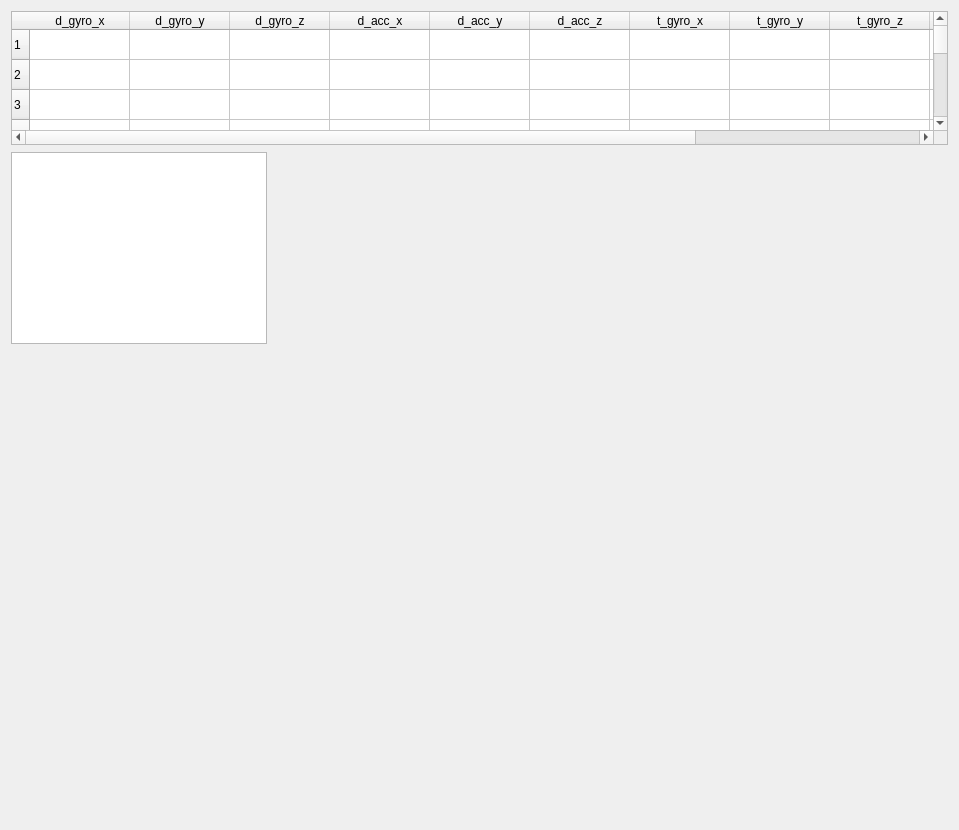
First picture: the form in imuPage.ui, repository Jarvis03/BinaryDataWatcher, before the edit.
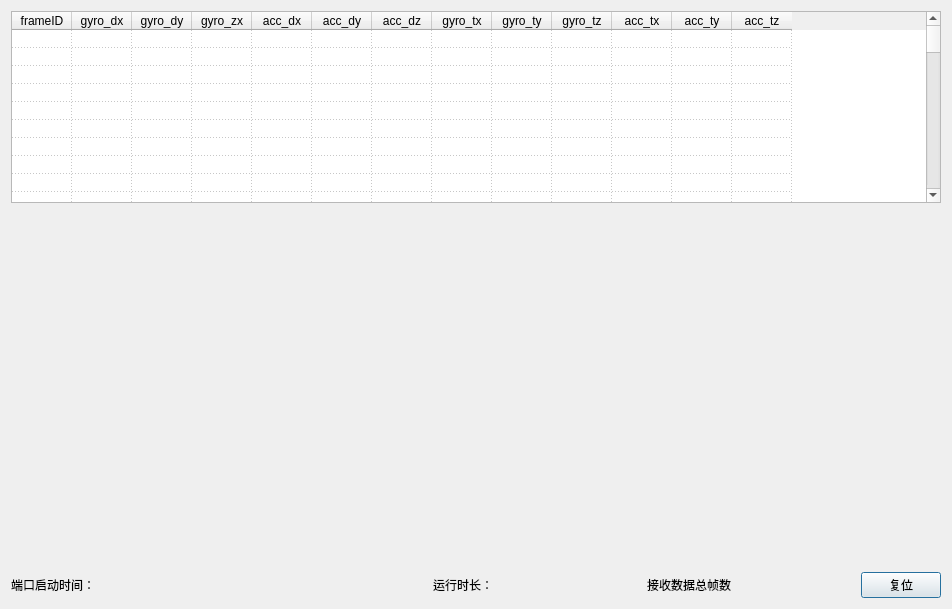
Second picture: the form after the edit. Custom widgets are drawn as their Qt base class.

Commit message: 完成imu模式下的界面布局

```diff
--- a/imuPage.ui
+++ b/imuPage.ui
@@ -6,147 +6,763 @@
    <rect>
     <x>0</x>
     <y>0</y>
-    <width>959</width>
-    <height>830</height>
+    <width>952</width>
+    <height>609</height>
    </rect>
   </property>
   <property name="windowTitle">
    <string>Dialog</string>
   </property>
-  <widget class="QTableWidget" name="tableWidget">
-   <property name="geometry">
-    <rect>
-     <x>11</x>
-     <y>11</y>
-     <width>937</width>
-     <height>134</height>
-    </rect>
-   </property>
-   <attribute name="horizontalHeaderCascadingSectionResizes">
-    <bool>false</bool>
-   </attribute>
-   <row>
-    <property name="text">
-     <string>1</string>
-    </property>
-   </row>
-   <row>
-    <property name="text">
-     <string>2</string>
-    </property>
-   </row>
-   <row>
-    <property name="text">
-     <string>3</string>
-    </property>
-   </row>
-   <row>
-    <property name="text">
-     <string>4</string>
-    </property>
-   </row>
-   <row>
-    <property name="text">
-     <string>5</string>
-    </property>
-   </row>
-   <row>
-    <property name="text">
-     <string>6</string>
-    </property>
-   </row>
-   <row>
-    <property name="text">
-     <string>7</string>
-    </property>
-   </row>
-   <row>
-    <property name="text">
-     <string>8</string>
-    </property>
-   </row>
-   <row>
-    <property name="text">
-     <string>9</string>
-    </property>
-   </row>
-   <row>
-    <property name="text">
-     <string>10</string>
-    </property>
-   </row>
-   <column>
-    <property name="text">
-     <string>d_gyro_x</string>
-    </property>
-   </column>
-   <column>
-    <property name="text">
-     <string>d_gyro_y</string>
-    </property>
-   </column>
-   <column>
-    <property name="text">
-     <string>d_gyro_z</string>
-    </property>
-   </column>
-   <column>
-    <property name="text">
-     <string>d_acc_x</string>
-    </property>
-   </column>
-   <column>
-    <property name="text">
-     <string>d_acc_y</string>
-    </property>
-   </column>
-   <column>
-    <property name="text">
-     <string>d_acc_z</string>
-    </property>
-   </column>
-   <column>
-    <property name="text">
-     <string>t_gyro_x</string>
-    </property>
-   </column>
-   <column>
-    <property name="text">
-     <string>t_gyro_y</string>
-    </property>
-   </column>
-   <column>
-    <property name="text">
-     <string>t_gyro_z</string>
-    </property>
-   </column>
-   <column>
-    <property name="text">
-     <string>t_acc_x</string>
-    </property>
-   </column>
-   <column>
-    <property name="text">
-     <string>t_acc_y</string>
-    </property>
-   </column>
-   <column>
-    <property name="text">
-     <string>t_acc_z</string>
-    </property>
-   </column>
-  </widget>
-  <widget class="QGraphicsView" name="graphicsView">
-   <property name="geometry">
-    <rect>
-     <x>11</x>
-     <y>152</y>
-     <width>256</width>
-     <height>192</height>
-    </rect>
-   </property>
-  </widget>
+  <layout class="QVBoxLayout" name="verticalLayout_2" stretch="0,3,0">
+   <item>
+    <widget class="QTableWidget" name="tableWidget">
+     <property name="showGrid">
+      <bool>true</bool>
+     </property>
+     <property name="gridStyle">
+      <enum>Qt::DotLine</enum>
+     </property>
+     <property name="wordWrap">
+      <bool>true</bool>
+     </property>
+     <property name="cornerButtonEnabled">
+      <bool>true</bool>
+     </property>
+     <property name="rowCount">
+      <number>590</number>
+     </property>
+     <property name="columnCount">
+      <number>13</number>
+     </property>
+     <attribute name="horizontalHeaderCascadingSectionResizes">
+      <bool>false</bool>
+     </attribute>
+     <attribute name="horizontalHeaderDefaultSectionSize">
+      <number>60</number>
+     </attribute>
+     <attribute name="horizontalHeaderMinimumSectionSize">
+      <number>60</number>
+     </attribute>
+     <attribute name="verticalHeaderVisible">
+      <bool>false</bool>
+     </attribute>
+     <attribute name="verticalHeaderDefaultSectionSize">
+      <number>16</number>
+     </attribute>
+     <attribute name="verticalHeaderMinimumSectionSize">
+      <number>16</number>
+     </attribute>
+     <row/>
+     <row/>
+     <row/>
+     <row/>
+     <row/>
+     <row/>
+     <row/>
+     <row/>
+     <row/>
+     <row/>
+     <row/>
+     <row/>
+     <row/>
+     <row/>
+     <row/>
+     <row/>
+     <row/>
+     <row/>
+     <row/>
+     <row/>
+     <row/>
+     <row/>
+     <row/>
+     <row/>
+     <row/>
+     <row/>
+     <row/>
+     <row/>
+     <row/>
+     <row/>
+     <row/>
+     <row/>
+     <row/>
+     <row/>
+     <row/>
+     <row/>
+     <row/>
+     <row/>
+     <row/>
+     <row/>
+     <row/>
+     <row/>
+     <row/>
+     <row/>
+     <row/>
+     <row/>
+     <row/>
+     <row/>
+     <row/>
+     <row/>
+     <row/>
+     <row/>
+     <row/>
+     <row/>
+     <row/>
+     <row/>
+     <row/>
+     <row/>
+     <row/>
+     <row/>
+     <row/>
+     <row/>
+     <row/>
+     <row/>
+     <row/>
+     <row/>
+     <row/>
+     <row/>
+     <row/>
+     <row/>
+     <row/>
+     <row/>
+     <row/>
+     <row/>
+     <row/>
+     <row/>
+     <row/>
+     <row/>
+     <row/>
+     <row/>
+     <row/>
+     <row/>
+     <row/>
+     <row/>
+     <row/>
+     <row/>
+     <row/>
+     <row/>
+     <row/>
+     <row/>
+     <row/>
+     <row/>
+     <row/>
+     <row/>
+     <row/>
+     <row/>
+     <row/>
+     <row/>
+     <row/>
+     <row/>
+     <row/>
+     <row/>
+     <row/>
+     <row/>
+     <row/>
+     <row/>
+     <row/>
+     <row/>
+     <row/>
+     <row/>
+     <row/>
+     <row/>
+     <row/>
+     <row/>
+     <row/>
+     <row/>
+     <row/>
+     <row/>
+     <row/>
+     <row/>
+     <row/>
+     <row/>
+     <row/>
+     <row/>
+     <row/>
+     <row/>
+     <row/>
+     <row/>
+     <row/>
+     <row/>
+     <row/>
+     <row/>
+     <row/>
+     <row/>
+     <row/>
+     <row/>
+     <row/>
+     <row/>
+     <row/>
+     <row/>
+     <row/>
+     <row/>
+     <row/>
+     <row/>
+     <row/>
+     <row/>
+     <row/>
+     <row/>
+     <row/>
+     <row/>
+     <row/>
+     <row/>
+     <row/>
+     <row/>
+     <row/>
+     <row/>
+     <row/>
+     <row/>
+     <row/>
+     <row/>
+     <row/>
+     <row/>
+     <row/>
+     <row/>
+     <row/>
+     <row/>
+     <row/>
+     <row/>
+     <row/>
+     <row/>
+     <row/>
+     <row/>
+     <row/>
+     <row/>
+     <row/>
+     <row/>
+     <row/>
+     <row/>
+     <row/>
+     <row/>
+     <row/>
+     <row/>
+     <row/>
+     <row/>
+     <row/>
+     <row/>
+     <row/>
+     <row/>
+     <row/>
+     <row/>
+     <row/>
+     <row/>
+     <row/>
+     <row/>
+     <row/>
+     <row/>
+     <row/>
+     <row/>
+     <row/>
+     <row/>
+     <row/>
+     <row/>
+     <row/>
+     <row/>
+     <row/>
+     <row/>
+     <row/>
+     <row/>
+     <row/>
+     <row/>
+     <row/>
+     <row/>
+     <row/>
+     <row/>
+     <row/>
+     <row/>
+     <row/>
+     <row/>
+     <row/>
+     <row/>
+     <row/>
+     <row/>
+     <row/>
+     <row/>
+     <row/>
+     <row/>
+     <row/>
+     <row/>
+     <row/>
+     <row/>
+     <row/>
+     <row/>
+     <row/>
+     <row/>
+     <row/>
+     <row/>
+     <row/>
+     <row/>
+     <row/>
+     <row/>
+     <row/>
+     <row/>
+     <row/>
+     <row/>
+     <row/>
+     <row/>
+     <row/>
+     <row/>
+     <row/>
+     <row/>
+     <row/>
+     <row/>
+     <row/>
+     <row/>
+     <row/>
+     <row/>
+     <row/>
+     <row/>
+     <row/>
+     <row/>
+     <row/>
+     <row/>
+     <row/>
+     <row/>
+     <row/>
+     <row/>
+     <row/>
+     <row/>
+     <row/>
+     <row/>
+     <row/>
+     <row/>
+     <row/>
+     <row/>
+     <row/>
+     <row/>
+     <row/>
+     <row/>
+     <row/>
+     <row/>
+     <row/>
+     <row/>
+     <row/>
+     <row/>
+     <row/>
+     <row/>
+     <row/>
+     <row/>
+     <row/>
+     <row/>
+     <row/>
+     <row/>
+     <row/>
+     <row/>
+     <row/>
+     <row/>
+     <row/>
+     <row/>
+     <row/>
+     <row/>
+     <row/>
+     <row/>
+     <row/>
+     <row/>
+     <row/>
+     <row/>
+     <row/>
+     <row/>
+     <row/>
+     <row/>
+     <row/>
+     <row/>
+     <row/>
+     <row/>
+     <row/>
+     <row/>
+     <row/>
+     <row/>
+     <row/>
+     <row/>
+     <row/>
+     <row/>
+     <row/>
+     <row/>
+     <row/>
+     <row/>
+     <row/>
+     <row/>
+     <row/>
+     <row/>
+     <row/>
+     <row/>
+     <row/>
+     <row/>
+     <row/>
+     <row/>
+     <row/>
+     <row/>
+     <row/>
+     <row/>
+     <row/>
+     <row/>
+     <row/>
+     <row/>
+     <row/>
+     <row/>
+     <row/>
+     <row/>
+     <row/>
+     <row/>
+     <row/>
+     <row/>
+     <row/>
+     <row/>
+     <row/>
+     <row/>
+     <row/>
+     <row/>
+     <row/>
+     <row/>
+     <row/>
+     <row/>
+     <row/>
+     <row/>
+     <row/>
+     <row/>
+     <row/>
+     <row/>
+     <row/>
+     <row/>
+     <row/>
+     <row/>
+     <row/>
+     <row/>
+     <row/>
+     <row/>
+     <row/>
+     <row/>
+     <row/>
+     <row/>
+     <row/>
+     <row/>
+     <row/>
+     <row/>
+     <row/>
+     <row/>
+     <row/>
+     <row/>
+     <row/>
+     <row/>
+     <row/>
+     <row/>
+     <row/>
+     <row/>
+     <row/>
+     <row/>
+     <row/>
+     <row/>
+     <row/>
+     <row/>
+     <row/>
+     <row/>
+     <row/>
+     <row/>
+     <row/>
+     <row/>
+     <row/>
+     <row/>
+     <row/>
+     <row/>
+     <row/>
+     <row/>
+     <row/>
+     <row/>
+     <row/>
+     <row/>
+     <row/>
+     <row/>
+     <row/>
+     <row/>
+     <row/>
+     <row/>
+     <row/>
+     <row/>
+     <row/>
+     <row/>
+     <row/>
+     <row/>
+     <row/>
+     <row/>
+     <row/>
+     <row/>
+     <row/>
+     <row/>
+     <row/>
+     <row/>
+     <row/>
+     <row/>
+     <row/>
+     <row/>
+     <row/>
+     <row/>
+     <row/>
+     <row/>
+     <row/>
+     <row/>
+     <row/>
+     <row/>
+     <row/>
+     <row/>
+     <row/>
+     <row/>
+     <row/>
+     <row/>
+     <row/>
+     <row/>
+     <row/>
+     <row/>
+     <row/>
+     <row/>
+     <row/>
+     <row/>
+     <row/>
+     <row/>
+     <row/>
+     <row/>
+     <row/>
+     <row/>
+     <row/>
+     <row/>
+     <row/>
+     <row/>
+     <row/>
+     <row/>
+     <row/>
+     <row/>
+     <row/>
+     <row/>
+     <row/>
+     <row/>
+     <row/>
+     <row/>
+     <row/>
+     <row/>
+     <row/>
+     <row/>
+     <row/>
+     <row/>
+     <row/>
+     <row/>
+     <row/>
+     <row/>
+     <row/>
+     <row/>
+     <row/>
+     <row/>
+     <row/>
+     <row/>
+     <row/>
+     <row/>
+     <row/>
+     <row/>
+     <row/>
+     <row/>
+     <row/>
+     <row/>
+     <row/>
+     <row/>
+     <row/>
+     <row/>
+     <row/>
+     <row/>
+     <row/>
+     <row/>
+     <row/>
+     <row/>
+     <row/>
+     <row/>
+     <row/>
+     <row/>
+     <row/>
+     <row/>
+     <row/>
+     <row/>
+     <row/>
+     <row/>
+     <row/>
+     <row/>
+     <row/>
+     <row/>
+     <row/>
+     <row/>
+     <row/>
+     <row/>
+     <row/>
+     <row/>
+     <row/>
+     <row/>
+     <row/>
+     <row/>
+     <row/>
+     <row/>
+     <row/>
+     <row/>
+     <row/>
+     <row/>
+     <row/>
+     <row/>
+     <row/>
+     <row/>
+     <row/>
+     <row/>
+     <row/>
+     <row/>
+     <row/>
+     <row/>
+     <row/>
+     <row/>
+     <row/>
+     <row/>
+     <row/>
+     <row/>
+     <row/>
+     <row/>
+     <row/>
+     <row/>
+     <row/>
+     <row/>
+     <row/>
+     <row/>
+     <row/>
+     <row/>
+     <row/>
+     <row/>
+     <row/>
+     <row/>
+     <row/>
+     <row/>
+     <row/>
+     <row/>
+     <row/>
+     <row/>
+     <row/>
+     <row/>
+     <row/>
+     <row/>
+     <row/>
+     <row/>
+     <row/>
+     <row/>
+     <column>
+      <property name="text">
+       <string>frameID</string>
+      </property>
+     </column>
+     <column>
+      <property name="text">
+       <string>gyro_dx</string>
+      </property>
+     </column>
+     <column>
+      <property name="text">
+       <string>gyro_dy</string>
+      </property>
+     </column>
+     <column>
+      <property name="text">
+       <string>gyro_zx</string>
+      </property>
+     </column>
+     <column>
+      <property name="text">
+       <string>acc_dx</string>
+      </property>
+     </column>
+     <column>
+      <property name="text">
+       <string>acc_dy</string>
+      </property>
+     </column>
+     <column>
+      <property name="text">
+       <string>acc_dz</string>
+      </property>
+     </column>
+     <column>
+      <property name="text">
+       <string>gyro_tx</string>
+      </property>
+     </column>
+     <column>
+      <property name="text">
+       <string>gyro_ty</string>
+      </property>
+     </column>
+     <column>
+      <property name="text">
+       <string>gyro_tz</string>
+      </property>
+     </column>
+     <column>
+      <property name="text">
+       <string>acc_tx</string>
+      </property>
+     </column>
+     <column>
+      <property name="text">
+       <string>acc_ty</string>
+      </property>
+     </column>
+     <column>
+      <property name="text">
+       <string>acc_tz</string>
+      </property>
+     </column>
+    </widget>
+   </item>
+   <item>
+    <widget class="MyFigure_Imu" name="widget" native="true">
+     <zorder>tableWidget</zorder>
+    </widget>
+   </item>
+   <item>
+    <layout class="QHBoxLayout" name="horizontalLayout" stretch="4,2,2,0">
+     <property name="sizeConstraint">
+      <enum>QLayout::SetFixedSize</enum>
+     </property>
+     <item>
+      <widget class="QLabel" name="label_starttime">
+       <property name="text">
+        <string>端口启动时间：</string>
+       </property>
+      </widget>
+     </item>
+     <item>
+      <widget class="QLabel" name="label_duration">
+       <property name="text">
+        <string>运行时长：</string>
+       </property>
+      </widget>
+     </item>
+     <item>
+      <widget class="QLabel" name="label_frameCount">
+       <property name="text">
+        <string>接收数据总帧数</string>
+       </property>
+      </widget>
+     </item>
+     <item>
+      <widget class="QPushButton" name="btn_reset">
+       <property name="text">
+        <string>复位</string>
+       </property>
+      </widget>
+     </item>
+    </layout>
+   </item>
+  </layout>
+  <zorder>tableWidget</zorder>
+  <zorder>horizontalLayoutWidget</zorder>
+  <zorder>btn_reset</zorder>
+  <zorder>widget</zorder>
  </widget>
+ <customwidgets>
+  <customwidget>
+   <class>MyFigure_Imu</class>
+   <extends>QWidget</extends>
+   <header>MyWidgets</header>
+   <container>1</container>
+  </customwidget>
+ </customwidgets>
  <resources/>
  <connections/>
 </ui>
```
Left out of the diff: 22 changed lines with no effect on the pictures. The commit also changes 7 other files.
